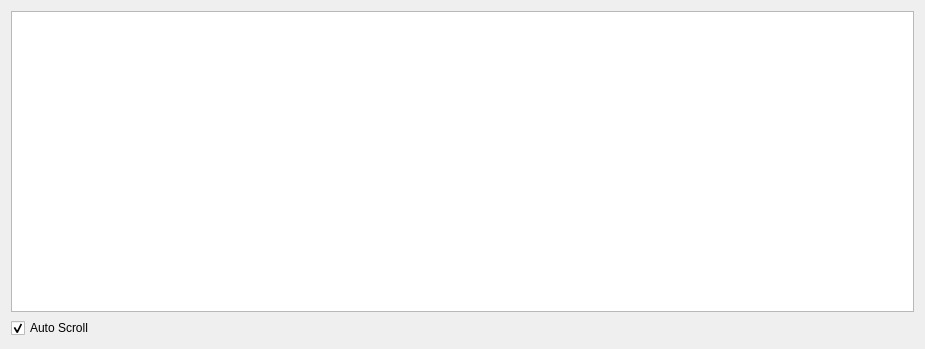
This is src/ui/DebugOutput.ui in ArduPilot/apm_planner as Qt 5 draws it before an edit. The edited form follows.
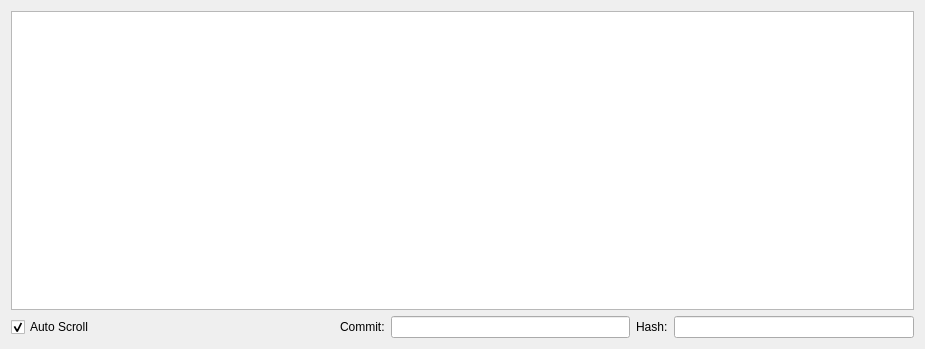
This is the edited form.

Commit message: Addition of hash/commit ID in DebugOutput view

Diff of the .ui file:
```diff
--- a/src/ui/DebugOutput.ui
+++ b/src/ui/DebugOutput.ui
@@ -22,6 +22,8 @@
     </widget>
    </item>
    <item>
+    <layout class="QHBoxLayout" name="horizontalLayout">
+     <item>
     <widget class="QCheckBox" name="autoScrollCheckBox">
      <property name="text">
       <string>Auto Scroll</string>
@@ -30,6 +32,49 @@
       <bool>true</bool>
      </property>
     </widget>
+     </item>
+     <item>
+      <spacer name="horizontalSpacer">
+       <property name="orientation">
+        <enum>Qt::Horizontal</enum>
+       </property>
+       <property name="sizeHint" stdset="0">
+        <size>
+         <width>40</width>
+         <height>20</height>
+        </size>
+       </property>
+      </spacer>
+     </item>
+     <item>
+      <widget class="QLabel" name="commitLabel">
+       <property name="text">
+        <string>Commit:</string>
+       </property>
+      </widget>
+     </item>
+     <item>
+      <widget class="QLineEdit" name="commitLineEdit">
+       <property name="readOnly">
+        <bool>true</bool>
+       </property>
+      </widget>
+     </item>
+     <item>
+      <widget class="QLabel" name="hashLabel">
+       <property name="text">
+        <string>Hash:</string>
+       </property>
+      </widget>
+     </item>
+     <item>
+      <widget class="QLineEdit" name="hashLineEdit">
+       <property name="readOnly">
+        <bool>true</bool>
+       </property>
+      </widget>
+     </item>
+    </layout>
    </item>
   </layout>
  </widget>
```
Lines whose indentation alone changed are shown as unchanged. The commit also changes 3 other files.
